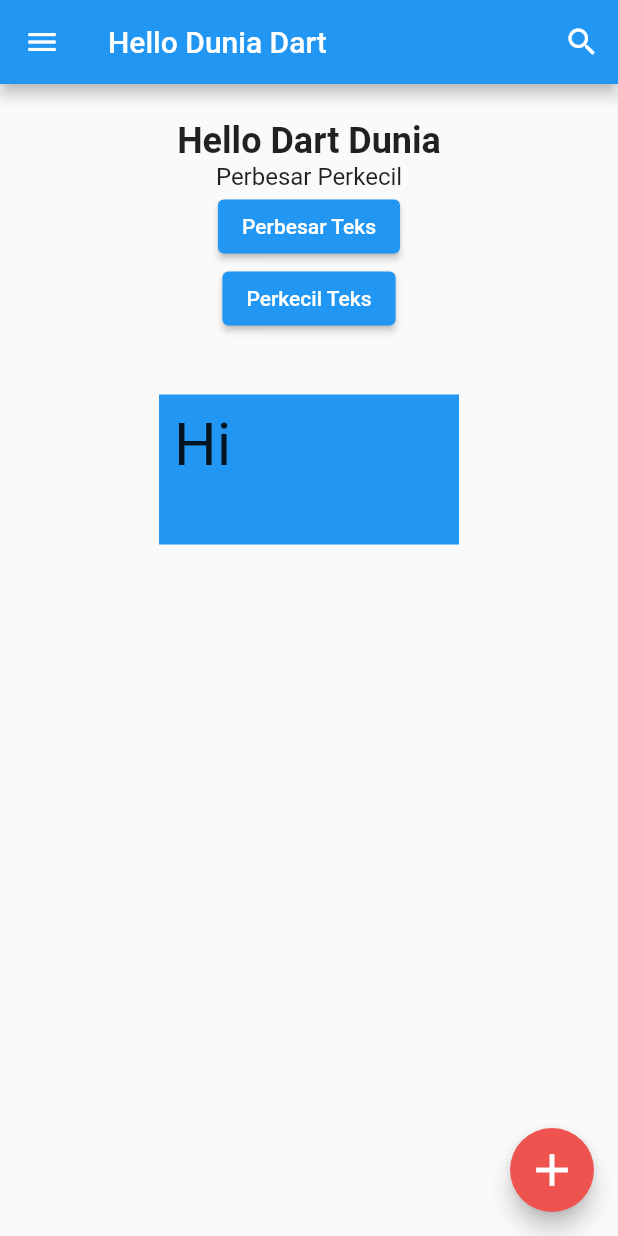
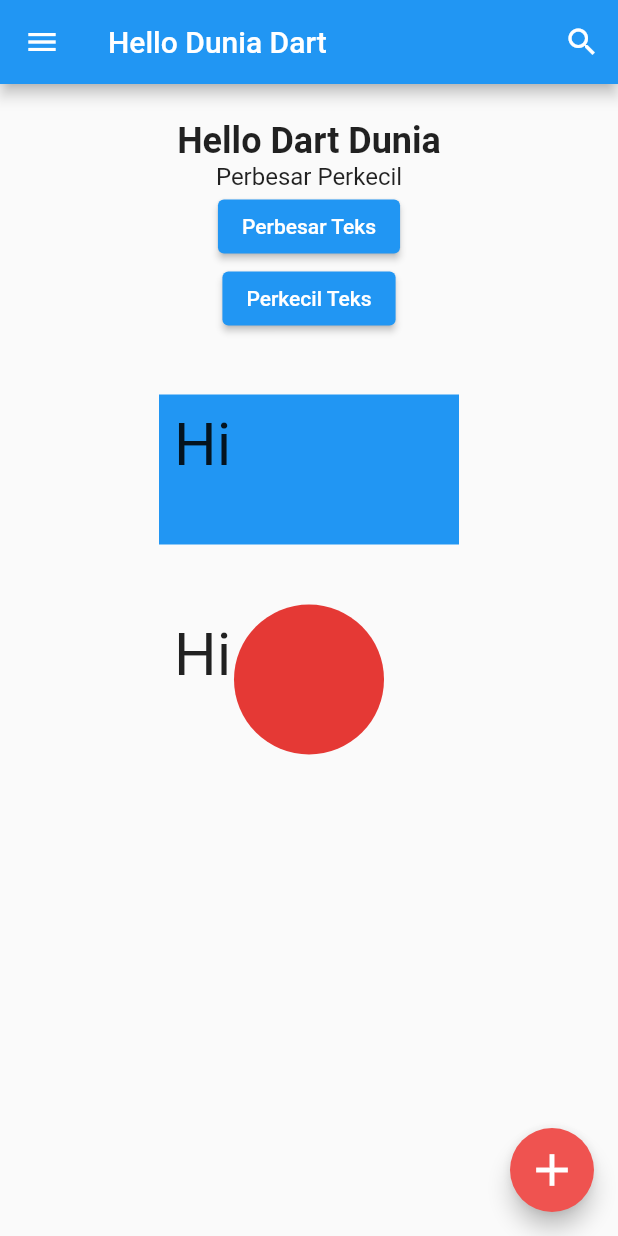
Before and after one commit to Flutter-Dart-Hacks/flutter-dicoding-a, a Flutter app: the screen it shows after launch, on a phone screen of 412 x 824 dp. Run offline on Flutter 3.47's test engine with Material 2 defaults, Android fonts, the light colour scheme and no system bars.

Commit message:
Pengenalan container

```diff
--- a/lib/helloworld.dart
+++ b/lib/helloworld.dart
@@ -47,6 +47,22 @@ class _HelloWorldsState extends State<HelloWorlds> {
                 padding: const EdgeInsets.all(10),
                 margin: const EdgeInsets.only(
                   top: 40,
+                ),
+                child: const Text(
+                  'Hi',
+                  style: TextStyle(fontSize: 40),
+                ),
+              ),
+              Container(
+                width: 200,
+                height: 100,
+                padding: const EdgeInsets.all(10),
+                margin: const EdgeInsets.only(
+                  top: 40,
+                ),
+                decoration: BoxDecoration(
+                  color: Colors.red.shade600,
+                  shape: BoxShape.circle,
                 ),
                 child: const Text(
                   'Hi',
```
